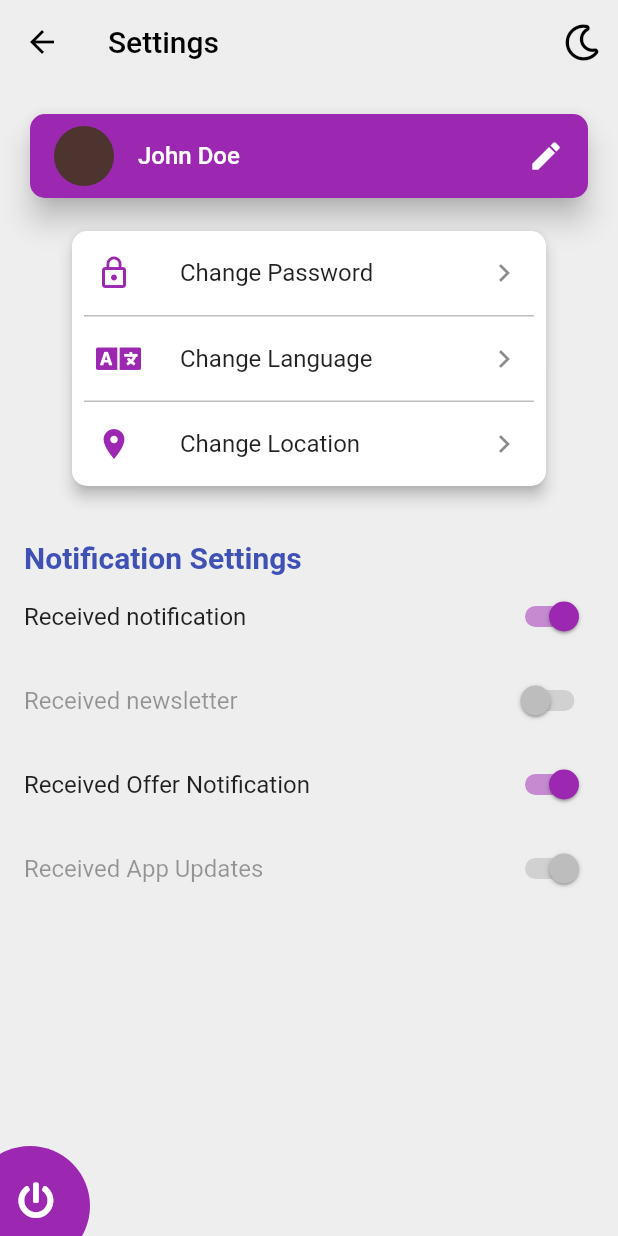
After one commit to cristhianviera1/Kimirina_app_movil, a Flutter app: the SettingsOnePage screen opened directly, on a phone screen of 412 x 824 dp. The commit adds this screen. Run offline on Flutter 3.47's test engine with Material 2 defaults, Android fonts, the light colour scheme and no system bars; our stand-ins replace auto_size_text, cached_network_image, flare_flutter, font_awesome_flutter, rflutter_alert, shared_preferences; missing offline and left inert: fancy_dialog, intro_views_flutter; accounts and stored records are empty; network calls fail.

Commit message:
settings

```diff
--- a/lib/routes/router.dart
+++ b/lib/routes/router.dart
@@ -33,6 +33,8 @@ Route<dynamic> generateRoute(RouteSettings settings) {
       return MaterialPageRoute(builder: (context) => NoTreatment());
       case chatListViewRoute:
       return MaterialPageRoute(builder: (context) => ChatList());
+      case settingsViewRoute:
+      return MaterialPageRoute(builder: (context) => ChatList());
     case formViewRoute:
       return MaterialPageRoute(builder: (context) => FormPage());
     case vihQuestionViewRoute:
--- a/lib/routes/routes.dart
+++ b/lib/routes/routes.dart
@@ -11,3 +11,4 @@ const String formViewRoute= 'form';
 const String yesTreatmentViewRoute= 'tratamiento';
 const String noTreatmentViewRoute = 'no tratamiento';
 const String chatListViewRoute = 'chat list';
+const String settingsViewRoute = 'configuracion';
--- a/lib/screens/profile/profile_page.dart
+++ b/lib/screens/profile/profile_page.dart
@@ -46,10 +46,11 @@ class ProfileScreen extends StatelessWidget {
                   Positioned(
                     top: 10,
                     right: 30,
-                    child: Icon(
-                      Icons.settings,
-                      color: Colors.white,
-                    ),
+                    child: FloatingActionButton(
+    child: Icon(Icons.settings),
+    elevation: 50.0,
+    onPressed: () => Navigator.of(context).pushNamed(settingsViewRoute),
+  ),
                   ),
                   Column(
                     children: <Widget>[
--- /dev/null
+++ b/lib/screens/profile/settings_page.dart
@@ -0,0 +1,221 @@
+import 'package:cached_network_image/cached_network_image.dart';
+/**
+ * Author: Damodar Lohani
+ * profile: https://github.com/lohanidamodar
+  */
+
+import 'package:flutter/material.dart';
+import 'package:font_awesome_flutter/font_awesome_flutter.dart';
+
+class SettingsOnePage extends StatefulWidget {
+  static final String path = "lib/screens/profile/settings_page.dart";
+
+  @override
+  _SettingsOnePageState createState() => _SettingsOnePageState();
+}
+
+class _SettingsOnePageState extends State<SettingsOnePage> {
+  bool _dark;
+
+  @override
+  void initState() {
+    super.initState();
+    _dark = false;
+  }
+
+  Brightness _getBrightness() {
+     return _dark ? Brightness.dark : Brightness.light;
+  }
+
+  @override
+  Widget build(BuildContext context) {
+    return Theme(
+      isMaterialAppTheme: true,
+      data: ThemeData(
+        brightness: _getBrightness(),
+      ),
+      child: Scaffold(
+        backgroundColor: _dark ? null : Colors.grey.shade200,
+        appBar: AppBar(
+          elevation: 0,
+          brightness: _getBrightness(),
+          iconTheme: IconThemeData(color: _dark ? Colors.white : Colors.black),
+          backgroundColor: Colors.transparent,
+          title: Text(
+            'Settings',
+            style: TextStyle(color: _dark ? Colors.white : Colors.black),
+          ),
+          actions: <Widget>[
+            IconButton(
+              icon: Icon(FontAwesomeIcons.moon),
+              onPressed: () {
+                setState(() {
+                  _dark = !_dark;
+                });
+              },
+            )
+          ],
+        ),
+        body: Stack(
+          fit: StackFit.expand,
+          children: <Widget>[
+            SingleChildScrollView(
+              padding: const EdgeInsets.all(16.0),
+              child: Column(
+                crossAxisAlignment: CrossAxisAlignment.start,
+                children: <Widget>[
+                  Card(
+                    elevation: 8.0,
+                    shape: RoundedRectangleBorder(
+                        borderRadius: BorderRadius.circular(10.0)),
+                    color: Colors.purple,
+                    child: ListTile(
+                      onTap: () {
+                        //open edit profile
+                      },
+                      title: Text(
+                        "John Doe",
+                        style: TextStyle(
+                          color: Colors.white,
+                          fontWeight: FontWeight.w500,
+                        ),
+                      ),
+                      leading: CircleAvatar(
+                        backgroundColor: Colors.brown.shade800,
+                      ),
+                      trailing: Icon(
+                        Icons.edit,
+                        color: Colors.white,
+                      ),
+                    ),
+                  ),
+                  const SizedBox(height: 10.0),
+                  Card(
+                    elevation: 4.0,
+                    margin: const EdgeInsets.fromLTRB(32.0, 8.0, 32.0, 16.0),
+                    shape: RoundedRectangleBorder(
+                        borderRadius: BorderRadius.circular(10.0)),
+                    child: Column(
+                      children: <Widget>[
+                        ListTile(
+                          leading: Icon(
+                            Icons.lock_outline,
+                            color: Colors.purple,
+                          ),
+                          title: Text("Change Password"),
+                          trailing: Icon(Icons.keyboard_arrow_right),
+                          onTap: () {
+                            //open change password
+                          },
+                        ),
+                        _buildDivider(),
+                        ListTile(
+                          leading: Icon(
+                            FontAwesomeIcons.language,
+                            color: Colors.purple,
+                          ),
+                          title: Text("Change Language"),
+                          trailing: Icon(Icons.keyboard_arrow_right),
+                          onTap: () {
+                            //open change language
+                          },
+                        ),
+                        _buildDivider(),
+                        ListTile(
+                          leading: Icon(
+                            Icons.location_on,
+                            color: Colors.purple,
+                          ),
+                          title: Text("Change Location"),
+                          trailing: Icon(Icons.keyboard_arrow_right),
+                          onTap: () {
+                            //open change location
+                          },
+                        ),
+                      ],
+                    ),
+                  ),
+                  const SizedBox(height: 20.0),
+                  Text(
+                    "Notification Settings",
+                    style: TextStyle(
+                      fontSize: 20.0,
+                      fontWeight: FontWeight.bold,
+                      color: Colors.indigo,
+                    ),
+                  ),
+                  SwitchListTile(
+                    activeColor: Colors.purple,
+                    contentPadding: const EdgeInsets.all(0),
+                    value: true,
+                    title: Text("Received notification"),
+                    onChanged: (val) {},
+                  ),
+                  SwitchListTile(
+                    activeColor: Colors.purple,
+                    contentPadding: const EdgeInsets.all(0),
+                    value: false,
+                    title: Text("Received newsletter"),
+                    onChanged: null,
+                  ),
+                  SwitchListTile(
+                    activeColor: Colors.purple,
+                    contentPadding: const EdgeInsets.all(0),
+                    value: true,
+                    title: Text("Received Offer Notification"),
+                    onChanged: (val) {},
+                  ),
+                  SwitchListTile(
+                    activeColor: Colors.purple,
+                    contentPadding: const EdgeInsets.all(0),
+                    value: true,
+                    title: Text("Received App Updates"),
+                    onChanged: null,
+                  ),
+                  const SizedBox(height: 60.0),
+                ],
+              ),
+            ),
+            Positioned(
+              bottom: -20,
+              left: -20,
+              child: Container(
+                width: 80,
+                height: 80,
+                alignment: Alignment.center,
+                decoration: BoxDecoration(
+                  color: Colors.purple,
+                  shape: BoxShape.circle,
+                ),
+              ),
+            ),
+            Positioned(
+              bottom: 00,
+              left: 00,
+              child: IconButton(
+                icon: Icon(
+                  FontAwesomeIcons.powerOff,
+                  color: Colors.white,
+                ),
+                onPressed: () {
+                  //log out
+                },
+              ),
+            )
+          ],
+        ),
+      ),
+    );
+  }
+
+  Container _buildDivider() {
+    return Container(
+      margin: const EdgeInsets.symmetric(
+        horizontal: 8.0,
+      ),
+      width: double.infinity,
+      height: 1.0,
+      color: Colors.grey.shade400,
+    );
+  }
+}
```
